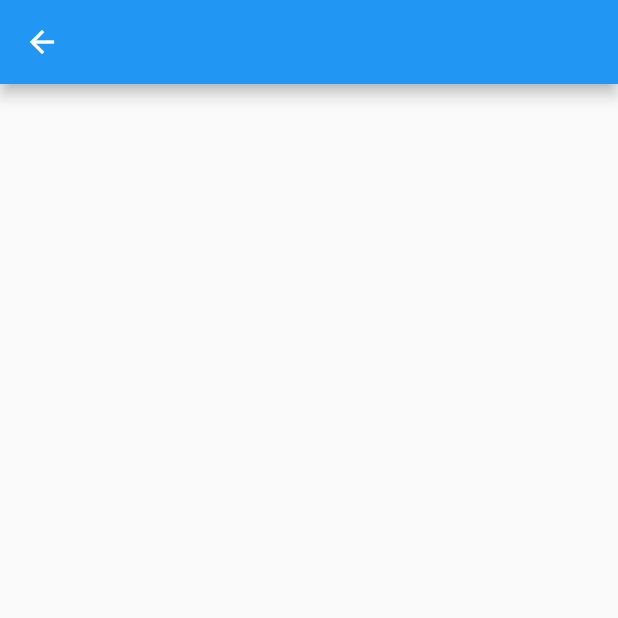
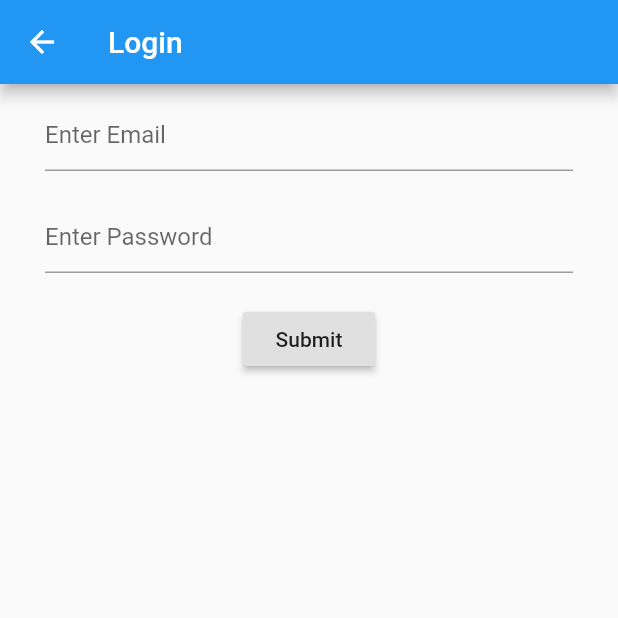
Before and after one commit to bubbagump2020/diabetic-habits, a Flutter app: the screen it shows after launch, after a tap on "Log In", on a phone screen of 412 x 824 dp, the top half of it. Run offline on Flutter 3.47's test engine with Material 2 defaults, Android fonts, the phone set to English and light mode, and no system bars.

Commit message:
Login and Signup continued
Polishing up the code for Login and Signup pages.

```diff
--- a/lib/HomePage.dart
+++ b/lib/HomePage.dart
@@ -24,7 +24,7 @@ class HomePage extends StatelessWidget {
                    ),
                  );
                },
-               child: Text('Sign Up', style: TextStyle(fontSize: 25))
+               child: Text('Sign Up', style: TextStyle(fontSize: 25)),
              ),
            ),
          ),
@@ -44,10 +44,25 @@ class HomePage extends StatelessWidget {
                     ),
                   );
                 },
-                child: Text('Log In', style: TextStyle(fontSize: 25))
+                child: Text('Log In', style: TextStyle(fontSize: 25)),
               ),
             ),
           ),
+          Padding(
+            padding: const EdgeInsets.symmetric(vertical: 50.0),
+            child: SizedBox(
+              height: 50,
+              width: double.infinity,
+              child: RaisedButton(
+                color: Colors.blue,
+                textColor: Colors.white,
+                onPressed: () {
+                  // Oauth2 Logic to login with Google
+                },
+                child: Text('Login with Google!', style: TextStyle(fontSize: 25)),
+              ),
+            ),
+          )
         ],
       ),
     );
--- a/lib/LogIn.dart
+++ b/lib/LogIn.dart
@@ -6,17 +6,63 @@ import 'package:flutter/material.dart';
 *
 * */
 
-class LoginPage extends StatefulWidget{
-  @override
-  _LoginPageState createState() => _LoginPageState();
-}
-
-class _LoginPageState extends State<LoginPage>{
+class LoginPage extends StatelessWidget{
+  static const String _title = 'Login';
   Widget build(BuildContext context){
     return Scaffold(
-      appBar: AppBar(
-
-      ),
+      appBar: AppBar(title: const Text(_title)),
+      body: LoginForm(),
     );
   }
 }
+
+class LoginForm extends StatefulWidget{
+  @override
+  _LoginFormState createState() => _LoginFormState();
+}
+
+class _LoginFormState extends State<LoginForm>{
+  final _formKey = GlobalKey<FormState>();
+  TextEditingController _emailController = TextEditingController();
+  TextEditingController _passwordController = TextEditingController();
+
+  Widget build(BuildContext context){
+    return Form(
+      key: _formKey,
+      child: Container(
+        child: Column(
+          children: <Widget>[
+            Padding(
+              padding: const EdgeInsets.symmetric(vertical: 10.0, horizontal: 30.0),
+              child: TextFormField(
+                controller: _emailController,
+                decoration: const InputDecoration(
+                  hintText: 'Enter Email'
+                ),
+              ),
+            ),
+            Padding(
+              padding: const EdgeInsets.symmetric(vertical: 10.0, horizontal: 30.0),
+              child: TextFormField(
+                obscureText: true,
+                controller: _passwordController,
+                decoration: const InputDecoration(
+                  hintText: 'Enter Password'
+                ),
+              ),
+            ),
+            Padding(
+              padding: const EdgeInsets.symmetric(vertical: 10, horizontal: 30),
+              child: RaisedButton(
+                onPressed: () {
+                  // Login Logic
+                },
+                child: Text('Submit'),
+              ),
+            ),
+          ],
+        ),
+      )
+    );
+  }
+}
--- a/lib/SignUp.dart
+++ b/lib/SignUp.dart
@@ -13,9 +13,6 @@ class SignUpPage extends StatefulWidget {
 }
 
 class _SignUpPageState extends State<SignUpPage>{
-  final _formKey = GlobalKey<FormState>();
-  TextEditingController _emailController = TextEditingController();
-  TextEditingController _passwordController = TextEditingController();
 
   Widget build(BuildContext context){
     return Scaffold(
```
